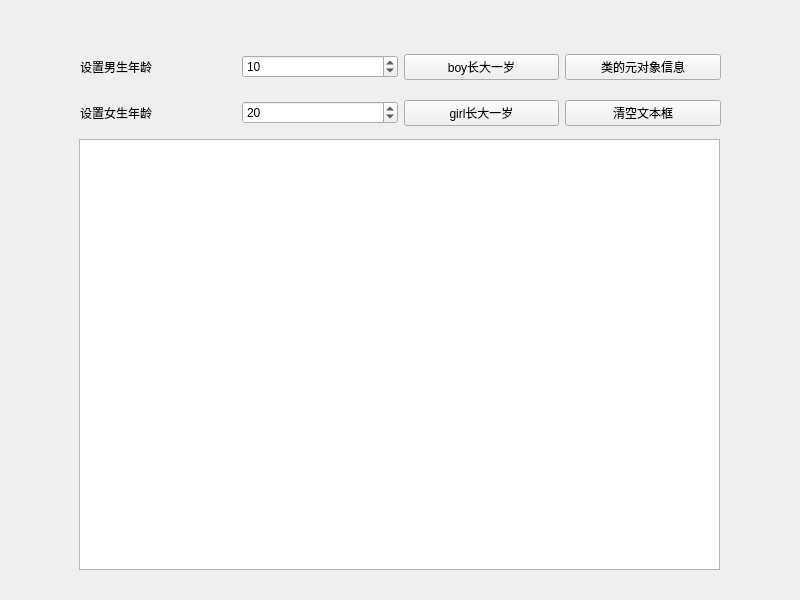
chenbei97/myLeetCode, file Qt5.9.9/02-MetaObjectTest/qmetaobjecttest.ui: the form before one commit.
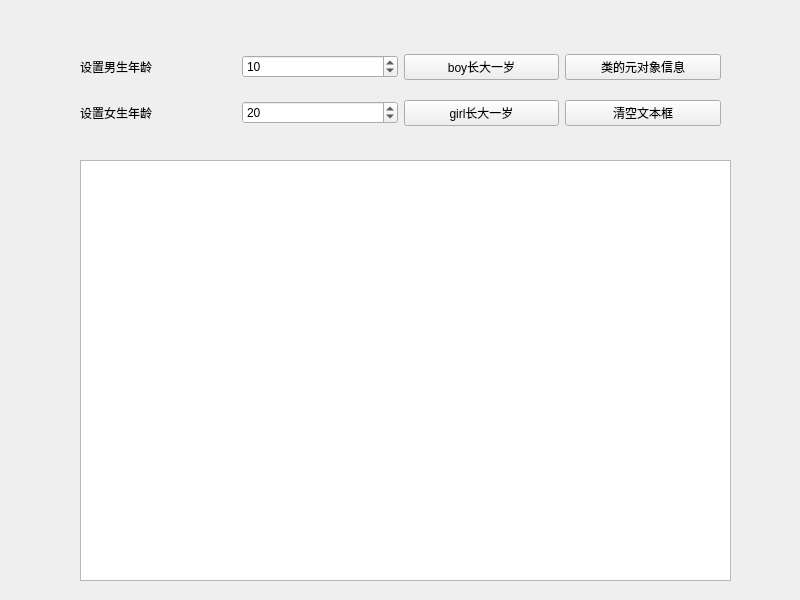
The form after the commit.

```diff
--- a/Qt5.9.9/02-MetaObjectTest/qmetaobjecttest.ui
+++ b/Qt5.9.9/02-MetaObjectTest/qmetaobjecttest.ui
@@ -93,10 +93,10 @@
   <widget class="QPlainTextEdit" name="textEdit">
    <property name="geometry">
     <rect>
-     <x>79</x>
-     <y>139</y>
-     <width>641</width>
-     <height>431</height>
+     <x>80</x>
+     <y>160</y>
+     <width>651</width>
+     <height>421</height>
     </rect>
    </property>
   </widget>
```
Left out of the diff: 2 changed lines with no effect on the pictures.
